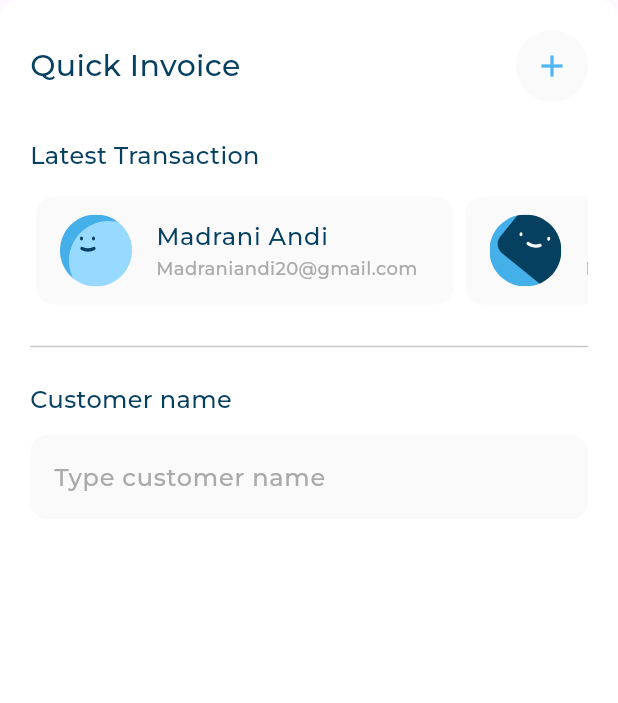
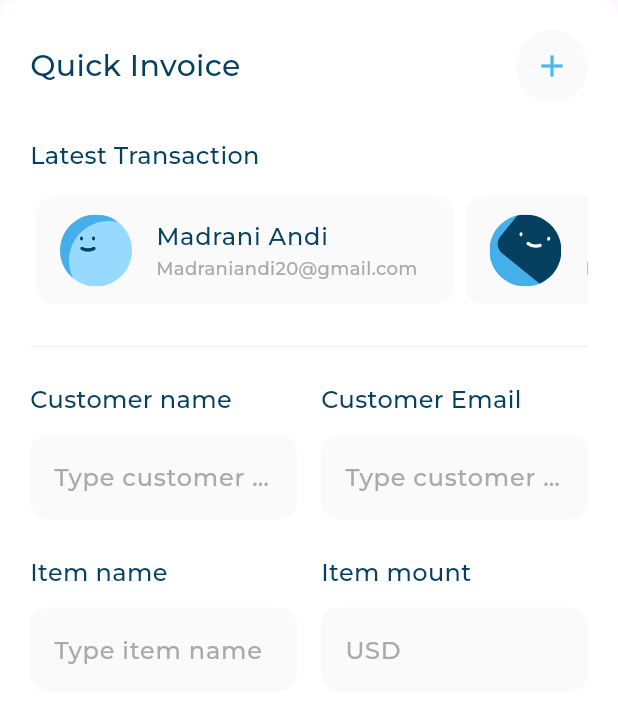
Before and after one commit to MakariosFared/responsive_dash_board, a Flutter app: the QuickInvoice widget shown alone on an empty page, opened directly, on a phone screen of 412 x 824 dp. Shown: the top 703 px of the screen. Run offline on Flutter 3.47's test engine with Material 3 defaults, Android fonts, the phone set to English and light mode, and no system bars; our stand-ins replace flutter_svg; project files that could hold a hidden picture were left out.

Commit message:
quick invoice form

```diff
--- a/lib/widgets/quick_invoice.dart
+++ b/lib/widgets/quick_invoice.dart
@@ -1,6 +1,7 @@
 import 'package:flutter/material.dart';
 import 'package:responsive_dash_board/widgets/custom_background_container.dart';
 import 'package:responsive_dash_board/widgets/latest_transaction.dart';
+import 'package:responsive_dash_board/widgets/quick_invoice_form.dart';
 import 'package:responsive_dash_board/widgets/quick_invoice_header.dart';
 import 'package:responsive_dash_board/widgets/title_text_field.dart';
 
@@ -20,11 +21,9 @@ class QuickInvoice extends StatelessWidget {
           LatestTransaction(),
           Divider(
             height: 48,
+            color: Color(0xffF1F1F1),
           ),
-          TitleTextField(
-            title: 'Customer name',
-            hint: 'Type customer name',
-          )
+          QuickInvoiceForm(),
         ],
       ),
     );
--- /dev/null
+++ b/lib/widgets/quick_invoice_form.dart
@@ -0,0 +1,57 @@
+import 'package:flutter/cupertino.dart';
+import 'package:flutter/material.dart';
+import 'package:flutter/widgets.dart';
+import 'package:responsive_dash_board/widgets/title_text_field.dart';
+
+class QuickInvoiceForm extends StatelessWidget {
+  const QuickInvoiceForm({super.key});
+
+  @override
+  Widget build(BuildContext context) {
+    return const Column(
+      children: [
+        Row(
+          children: [
+            Expanded(
+              child: TitleTextField(
+                title: 'Customer name',
+                hint: 'Type customer name',
+              ),
+            ),
+            SizedBox(
+              width: 16,
+            ),
+            Expanded(
+              child: TitleTextField(
+                title: 'Customer Email',
+                hint: 'Type customer email',
+              ),
+            ),
+          ],
+        ),
+        SizedBox(
+          height: 24,
+        ),
+        Row(
+          children: [
+            Expanded(
+              child: TitleTextField(
+                title: 'Item name',
+                hint: 'Type item name',
+              ),
+            ),
+            SizedBox(
+              width: 16,
+            ),
+            Expanded(
+              child: TitleTextField(
+                title: 'Item mount',
+                hint: 'USD',
+              ),
+            ),
+          ],
+        )
+      ],
+    );
+  }
+}
```
